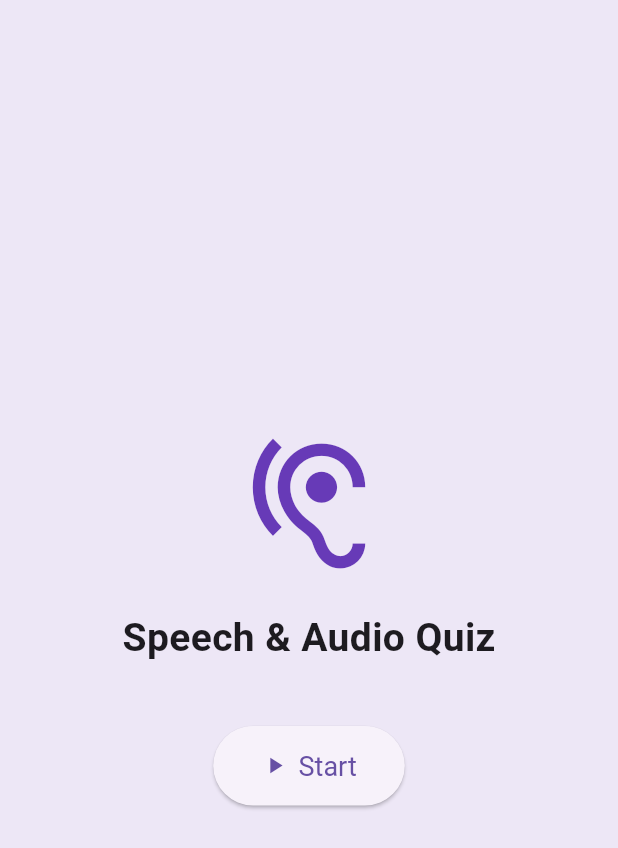
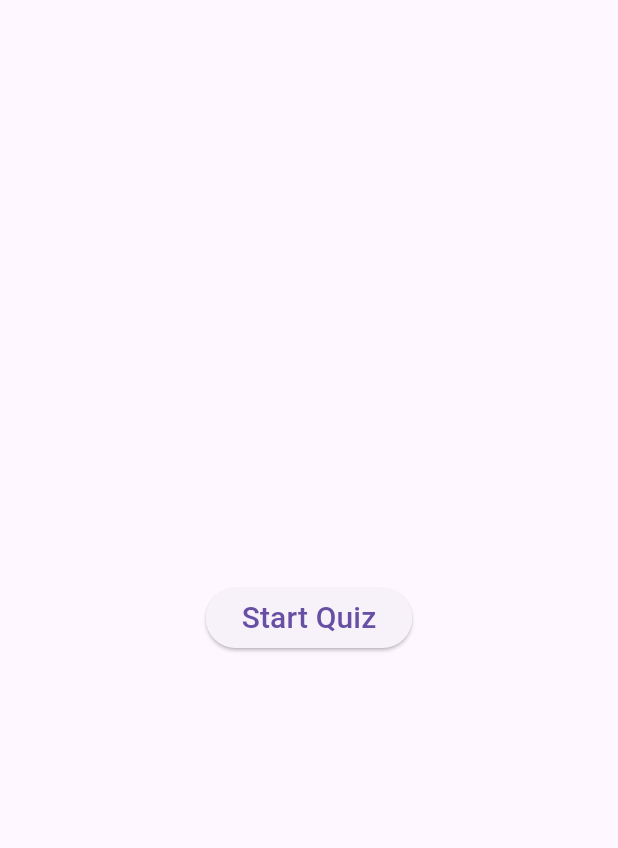
Before and after one commit to mihirm05/automatic_mic_test, a Flutter app: the screen it shows after launch, on a phone screen of 412 x 824 dp. Shown: the top 848 px of the screen. Run offline on Flutter 3.47's test engine with Material 3 defaults, Android fonts, the phone set to English and light mode, and no system bars; our stand-ins replace audioplayers, speech_to_text.

Commit message:
adding the logic to evaluate the firstwindow speech, if it is correct, skip the second speaking window

```diff
--- a/lib/main.dart
+++ b/lib/main.dart
@@ -4,47 +4,7 @@ import 'package:audioplayers/audioplayers.dart';
 import 'dart:convert';
 import 'package:flutter/services.dart';
 
-void main() => runApp(MaterialApp(
-      debugShowCheckedModeBanner: false,
-      home: LaunchPage(),
-    ));
-
-class LaunchPage extends StatelessWidget {
-  @override
-  Widget build(BuildContext context) {
-    return Scaffold(
-      backgroundColor: Colors.deepPurple.shade50,
-      body: Center(
-        child: Column(
-          mainAxisAlignment: MainAxisAlignment.center,
-          children: [
-            Icon(Icons.hearing, size: 100, color: Colors.deepPurple),
-            const SizedBox(height: 20),
-            Text(
-              "Speech & Audio Quiz",
-              style: TextStyle(fontSize: 26, fontWeight: FontWeight.bold),
-            ),
-            const SizedBox(height: 40),
-            ElevatedButton.icon(
-              icon: Icon(Icons.play_arrow),
-              label: Text("Start"),
-              style: ElevatedButton.styleFrom(
-                padding: EdgeInsets.symmetric(horizontal: 32, vertical: 16),
-                textStyle: TextStyle(fontSize: 18),
-              ),
-              onPressed: () {
-                Navigator.pushReplacement(
-                  context,
-                  MaterialPageRoute(builder: (_) => MicAndTextApp()),
-                );
-              },
-            ),
-          ],
-        ),
-      ),
-    );
-  }
-}
+void main() => runApp(MaterialApp(home: MicAndTextApp()));
 
 class MicAndTextApp extends StatefulWidget {
   @override
@@ -57,9 +17,10 @@ class _MicAndTextAppState extends State<MicAndTextApp>
   late AudioPlayer _audioPlayer;
 
   bool _hasPermission = false;
-  bool _isTextEntryActive = false;
+  bool _quizStarted = false;
   bool _micVisible = false;
   bool _micOn = false;
+  bool _isTextEntryActive = false;
 
   int _currentRound = 0;
   final int maxRounds = 3;
@@ -67,6 +28,7 @@ class _MicAndTextAppState extends State<MicAndTextApp>
   String _recognizedText = '';
   String _inputText = '';
   String _currentSpeech = '';
+  String _itemDe = '';
 
   int _wordCount = 0;
   int _alphabetCount = 0;
@@ -75,9 +37,9 @@ class _MicAndTextAppState extends State<MicAndTextApp>
   late Animation<Alignment> _animation;
 
   final List<String> _audioFiles = [
-    '2R6KVMP1.mp3',
-    '2T9JK5W8.mp3',
-    '6S8QLZC1.mp3',
+    '2R6KVMP1.mp3', //radio
+    '2T9JK5W8.mp3', //tisch
+    '6S8QLZC1.mp3', //salz
   ];
 
   final List<String> _jsonFiles = [
@@ -94,7 +56,7 @@ class _MicAndTextAppState extends State<MicAndTextApp>
 
     _controller = AnimationController(
       vsync: this,
-      duration: const Duration(seconds: 60),
+      duration: const Duration(seconds: 18),
     );
 
     _animation = Tween<Alignment>(
@@ -108,6 +70,9 @@ class _MicAndTextAppState extends State<MicAndTextApp>
   Future<void> _loadData(String filename) async {
     final jsonString = await rootBundle.loadString('assets/audio/$filename');
     final Map<String, dynamic> jsonMap = json.decode(jsonString);
+
+    _itemDe = jsonMap['item_de'];
+    print('item_de: $_itemDe');
 
     final String rawText = jsonMap['text_de'] ?? '';
 
@@ -142,7 +107,6 @@ class _MicAndTextAppState extends State<MicAndTextApp>
     );
 
     setState(() => _hasPermission = available);
-    if (available) _startNextRound();
   }
 
   Future<void> _startNextRound() async {
@@ -155,7 +119,6 @@ class _MicAndTextAppState extends State<MicAndTextApp>
       return;
     }
 
-    // Load data for this round
     await _loadData(_jsonFiles[_currentRound]);
 
     final int N = _alphabetCount;
@@ -163,9 +126,7 @@ class _MicAndTextAppState extends State<MicAndTextApp>
     final int secondWindow = 3*_wordCount;
     final int audioWindow = 2*_wordCount;
 
-    print('firstWindow: $firstWindow');
-    print('secondWindow: $secondWindow');
-    print('audioWindow: $audioWindow');
+    print('firstWindow: $firstWindow, secondWindow: $secondWindow, audioWindow: $audioWindow');
 
     setState(() {
       _recognizedText += '\n\n🎙 Round ${_currentRound + 1}';
@@ -175,37 +136,47 @@ class _MicAndTextAppState extends State<MicAndTextApp>
       _currentSpeech = '';
     });
 
-    _controller.duration =
-        Duration(seconds: firstWindow + audioWindow + secondWindow);
+    _controller.duration = Duration(seconds: firstWindow + audioWindow + secondWindow);
     _controller.reset();
     _controller.forward();
 
-    // 🎤 First speaking window
+    String firstWindowSpeech = '';
     _speech.listen(
       localeId: 'de_DE',
       listenFor: Duration(seconds: firstWindow),
       onResult: (res) {
         setState(() {
-          _currentSpeech = res.recognizedWords;
+          firstWindowSpeech = res.recognizedWords.trim().toLowerCase();
+          _currentSpeech = firstWindowSpeech;
+          print('firstWindowSpeech: $firstWindowSpeech');
+          print('Recognized: $firstWindowSpeech');
           _appendLiveSpeech();
         });
       },
     );
+
     await Future.delayed(Duration(seconds: firstWindow));
     await _speech.stop();
+
     setState(() => _micOn = false);
     _appendStatus('🔇 Paused — preparing audio...');
+    await Future.delayed(Duration(milliseconds: 500));
 
-    await Future.delayed(Duration(milliseconds: 900));
-
-    // 🔊 Audio playback
     String audioFile = _audioFiles[_currentRound];
     await _audioPlayer.play(AssetSource('audio/$audioFile'));
     await Future.delayed(Duration(seconds: audioWindow));
     await _audioPlayer.stop();
 
-    // 🎤 Final speaking window
+    print('firstWindowSpeech: $firstWindowSpeech');
+    print('_itemDe: $_itemDe');
+
+    if (firstWindowSpeech.toLowerCase() == _itemDe.toLowerCase()) {
+      _appendStatus('✅ Match! Skipping second mic...');
+      _advanceRound();
+    } else {
+      _appendStatus('❌ No match — second mic...');
       await Future.delayed(Duration(milliseconds: 500));
+
       bool reinitialized = await _speech.initialize(
         onStatus: (status) => print("STATUS: $status"),
         onError: (error) => print("ERROR: ${error.errorMsg}"),
@@ -231,6 +202,16 @@ class _MicAndTextAppState extends State<MicAndTextApp>
         _micVisible = false;
         _isTextEntryActive = true;
       });
+    }
+  }
+
+  void _advanceRound() {
+    setState(() {
+      _currentRound++;
+      _micVisible = false;
+      _isTextEntryActive = false;
+    });
+    Future.delayed(const Duration(seconds: 2), _startNextRound);
   }
 
   void _appendLiveSpeech() {
@@ -271,6 +252,21 @@ class _MicAndTextAppState extends State<MicAndTextApp>
               child: Text(
                 'Waiting for microphone permission...',
                 style: TextStyle(fontSize: 20, fontWeight: FontWeight.bold),
+              ),
+            )
+          : !_quizStarted
+              ? Center(
+                  child: ElevatedButton(
+                    onPressed: () {
+                      setState(() {
+                        _quizStarted = true;
+                      });
+                      _startNextRound();
+                    },
+                    child: Text(
+                      "Start Quiz",
+                      style: TextStyle(fontSize: 20),
+                    ),
                   ),
                 )
               : Stack(children: [
```
Lines whose indentation alone changed are shown as unchanged.
